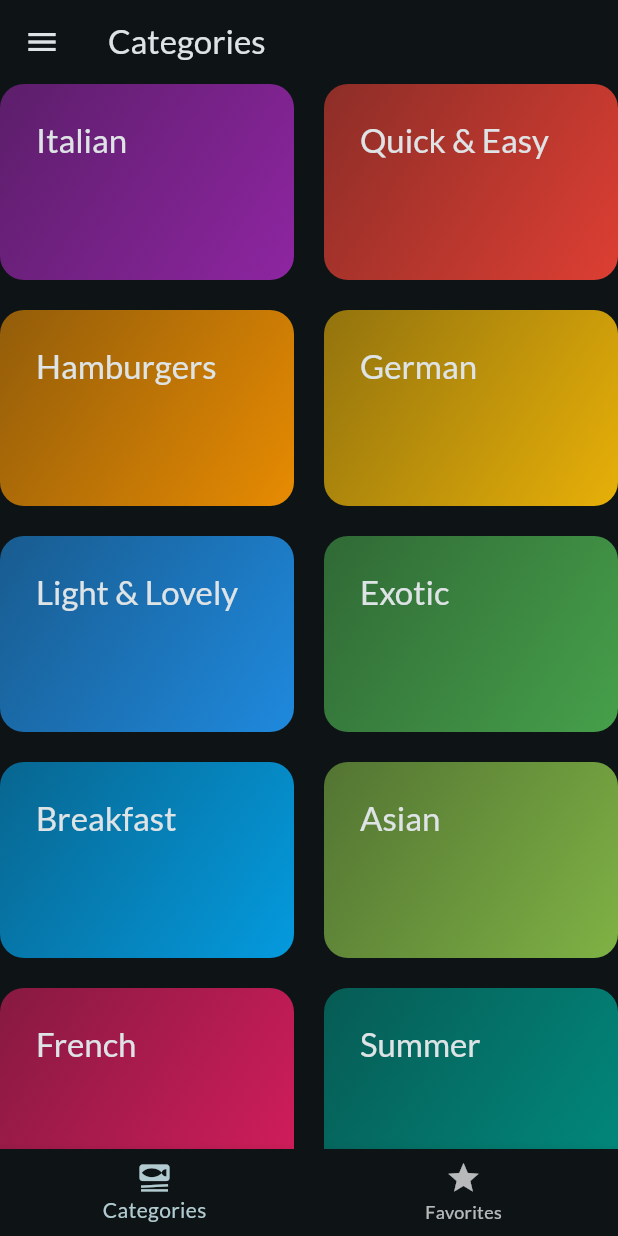
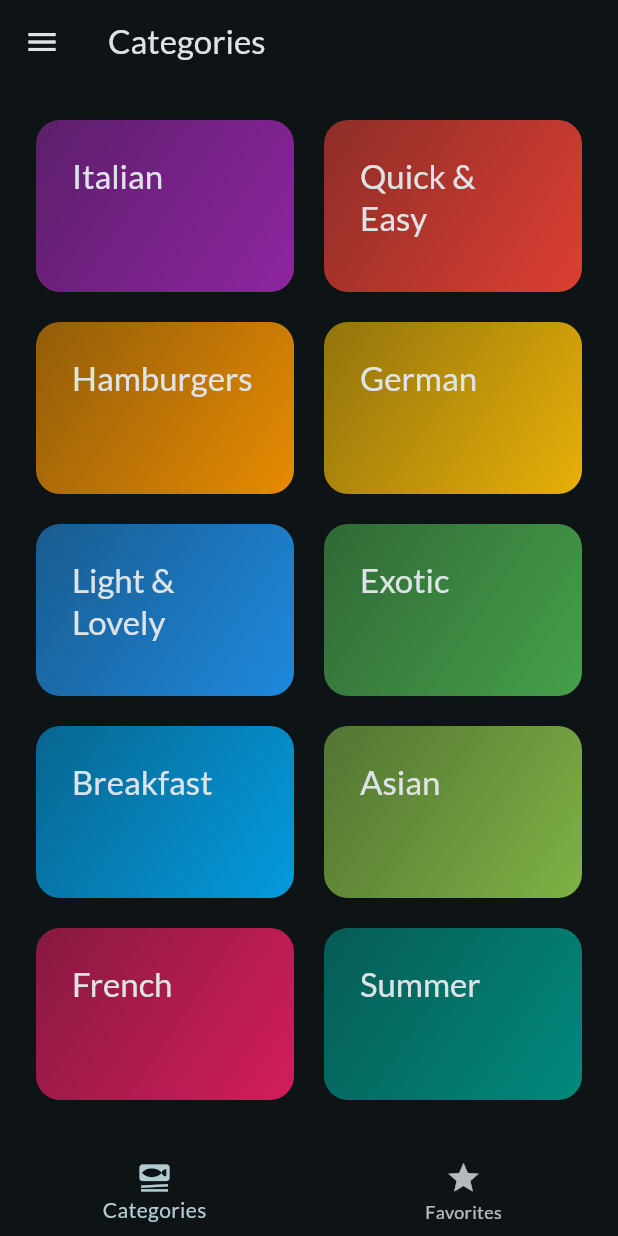
Before and after one commit to Frank5005/meals_app, a Flutter app: the screen it shows after launch, on a phone screen of 412 x 824 dp. Run offline on Flutter 3.47's test engine with Material 3 defaults, Android fonts, the phone set to English and light mode, and no system bars; our stand-ins replace flutter_riverpod, google_fonts, transparent_image.

```diff
--- a/lib/screens/categories.dart
+++ b/lib/screens/categories.dart
@@ -6,13 +6,40 @@ import 'package:meals_app/models/meal.dart';
 import 'package:meals_app/screens/meals.dart';
 import 'package:meals_app/widgets/category_grid_item.dart';
 
-class CategoriesScreen extends StatelessWidget {
+class CategoriesScreen extends StatefulWidget {
   const CategoriesScreen({super.key, required this.availableMeals});
 
   final List<Meal> availableMeals;
 
+  @override
+  State<CategoriesScreen> createState() => _CategoriesScreenState();
+}
+
+class _CategoriesScreenState extends State<CategoriesScreen>
+    with SingleTickerProviderStateMixin {
+  late AnimationController _animationController;
+
+  @override
+  void initState() {
+    super.initState();
+    _animationController = AnimationController(
+      vsync: this,
+      duration: const Duration(milliseconds: 1000),
+      lowerBound: 0,
+      upperBound: 1,
+    );
+
+    _animationController.forward();
+  }
+
+  @override
+  void dispose() {
+    _animationController.dispose();
+    super.dispose();
+  }
+
   void _selectCategory(BuildContext context, Category category) {
-    final filteredMeals = availableMeals
+    final filteredMeals = widget.availableMeals
         .where((meal) => meal.categories.contains(category.id))
         .toList();
 
@@ -29,7 +56,10 @@ class CategoriesScreen extends StatelessWidget {
 
   @override
   Widget build(BuildContext context) {
-    return GridView(
+    return AnimatedBuilder(
+      animation: _animationController,
+      child: GridView(
+        padding: const EdgeInsets.all(24),
         gridDelegate: const SliverGridDelegateWithFixedCrossAxisCount(
           crossAxisCount: 2,
           childAspectRatio: 3 / 2,
@@ -46,6 +76,19 @@ class CategoriesScreen extends StatelessWidget {
               },
             )
         ],
+      ),
+      builder: (context, child) => SlideTransition(
+        position: Tween(
+          begin: const Offset(0, 0.3),
+          end: const Offset(0, 0),
+        ).animate(
+          CurvedAnimation(
+            parent: _animationController,
+            curve: Curves.easeInOut,
+          ),
+        ),
+        child: child,
+      ),
     );
   }
 }
```
Also changed, not shown: lib/screens/meal_details.dart (+13 -1 lines). Lines whose indentation alone changed are shown as unchanged.
